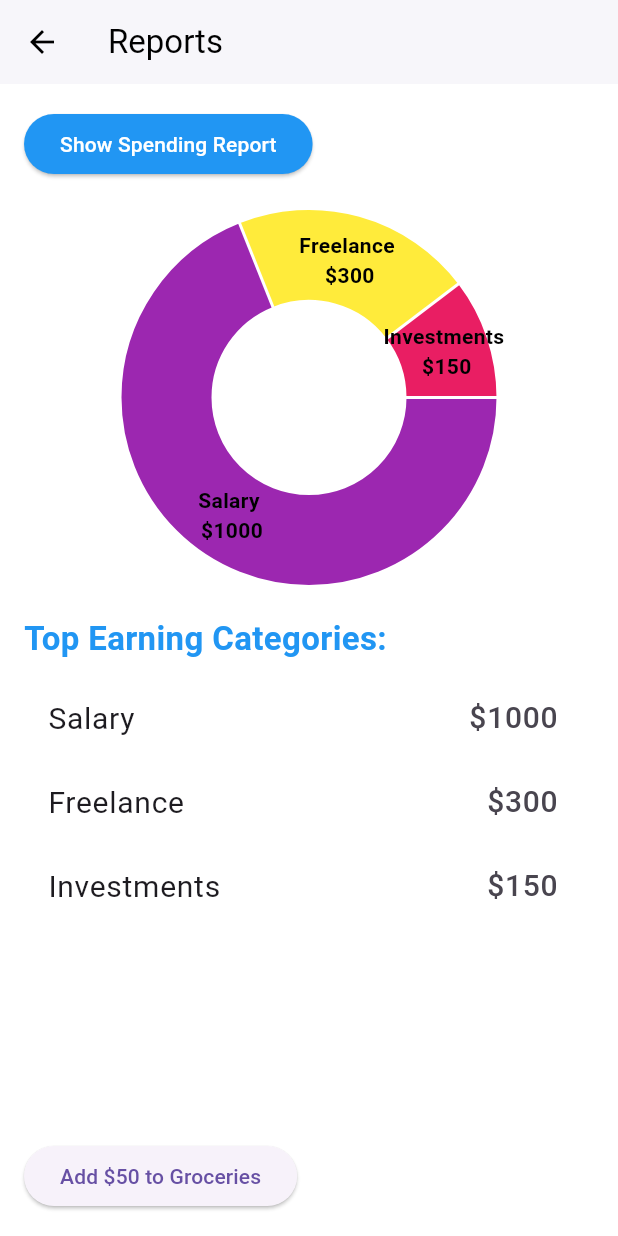
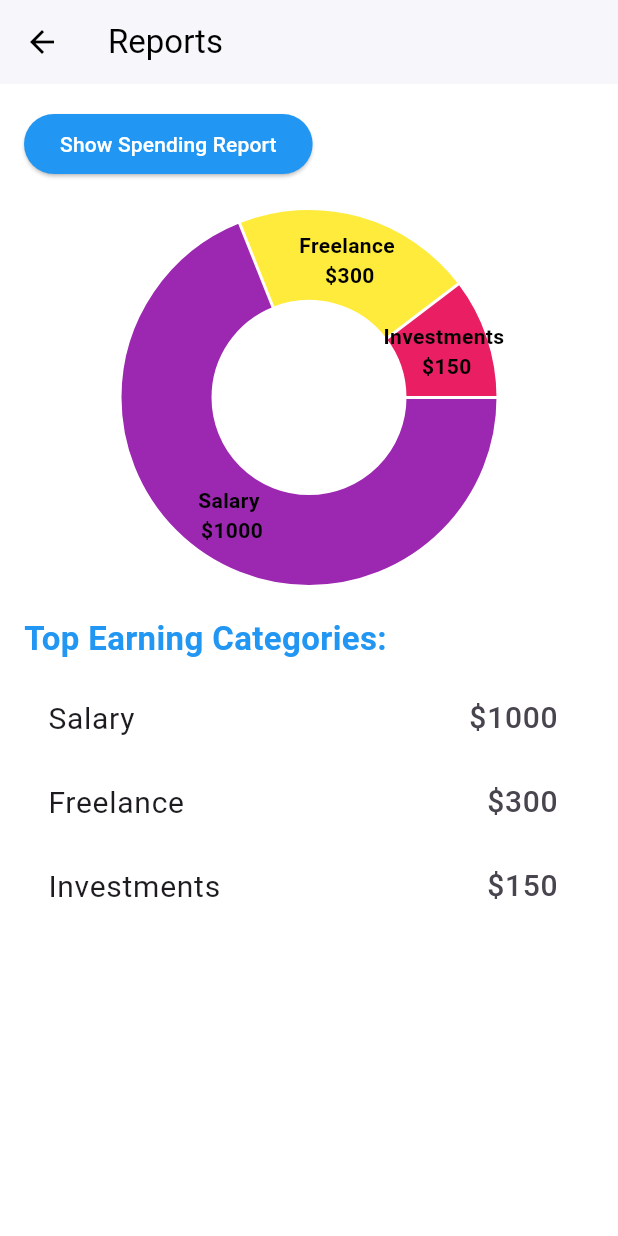
Before and after one commit to DannyM125/budgeting_app, a Flutter app: the ReportsPage screen opened directly, after a tap on "Show Income Report", on a phone screen of 412 x 824 dp. Run offline on Flutter 3.47's test engine with Material 3 defaults, Android fonts, the phone set to English and light mode, and no system bars; drawn by our look-alikes of fl_chart.

Commit message:
Revert "json stuff"
This reverts commit f47a93c1005aaec15e4f736caf7ba586bd10dddc.

```diff
--- a/lib/reports_page.dart
+++ b/lib/reports_page.dart
@@ -1,9 +1,7 @@
 import 'package:flutter/material.dart';
 import 'package:fl_chart/fl_chart.dart';
-import 'package:shared_preferences/shared_preferences.dart';
-import 'dart:convert';
+import 'utils/color_utils.dart';
 
-import 'utils/color_utils.dart';
 
 class ReportsPage extends StatefulWidget {
   const ReportsPage({super.key});
@@ -13,71 +11,20 @@ class ReportsPage extends StatefulWidget {
 }
 
 class _ReportsPageState extends State<ReportsPage> {
-  List<Map<String, dynamic>> spendingCategories = [];
-  List<Map<String, dynamic>> incomeCategories = [];
-  bool showSpending = true;
-
-  @override
-  void initState() {
-    super.initState();
-    _loadData();
-  }
-
-  @override
-  void dispose() {
-    _saveData();
-    super.dispose();
-  }
-
-  // Load data from SharedPreferences
-  Future<void> _loadData() async {
-    final prefs = await SharedPreferences.getInstance();
-    setState(() {
-      spendingCategories = _getStoredList(prefs, 'spendingCategories', [
+  final List<Map<String, dynamic>> spendingCategories = [
     {'category': 'Food', 'amount': 120},
     {'category': 'Transportation', 'amount': 60},
     {'category': 'Entertainment', 'amount': 80},
     {'category': 'Bills', 'amount': 200},
-      ]);
-      incomeCategories = _getStoredList(prefs, 'incomeCategories', [
+  ];//TODO MEGH JSON STUFF
+
+  final List<Map<String, dynamic>> incomeCategories = [
     {'category': 'Salary', 'amount': 1000},
     {'category': 'Freelance', 'amount': 300},
     {'category': 'Investments', 'amount': 150},
-      ]);
-    });
-  }
+  ];//TODO MEGH JSON STUFF
 
-  // Save data to SharedPreferences
-  Future<void> _saveData() async {
-    final prefs = await SharedPreferences.getInstance();
-    await prefs.setString('spendingCategories', jsonEncode(spendingCategories));
-    await prefs.setString('incomeCategories', jsonEncode(incomeCategories));
-  }
-
-  // Get stored list from SharedPreferences or default value
-  List<Map<String, dynamic>> _getStoredList(SharedPreferences prefs, String key, List<Map<String, dynamic>> defaultList) {
-    final String? jsonString = prefs.getString(key);
-    if (jsonString != null) {
-      return List<Map<String, dynamic>>.from(jsonDecode(jsonString));
-    }
-    return defaultList;
-  }
-
-  // Update a category by adding a new expense or income
-  void _updateCategory(String type, String categoryName, int amount) {
-    setState(() {
-      List<Map<String, dynamic>> categories = type == 'spending' ? spendingCategories : incomeCategories;
-      int index = categories.indexWhere((category) => category['category'] == categoryName);
-
-      if (index != -1) {
-        categories[index]['amount'] += amount;
-      } else {
-        categories.add({'category': categoryName, 'amount': amount});
-      }
-    });
-
-    _saveData(); // Save immediately after update
-  }
+  bool showSpending = true;
 
   @override
   Widget build(BuildContext context) {
@@ -136,13 +83,6 @@ class _ReportsPageState extends State<ReportsPage> {
                 },
               ),
             ),
-            const SizedBox(height: 20),
-            ElevatedButton(
-              onPressed: () {
-                _updateCategory('spending', 'Groceries', 50);
-              },
-              child: const Text("Add \$50 to Groceries"),
-            ),
           ],
         ),
       ),
@@ -163,7 +103,7 @@ class _ReportsPageState extends State<ReportsPage> {
         .toList();
   }
 
-  Color _getCategoryColor(String category) {
+  Color _getCategoryColor(String category) { //TODO MEGH JSON STUFF
     switch (category) {
       case 'Food':
         return Colors.orange;
@@ -179,8 +119,6 @@ class _ReportsPageState extends State<ReportsPage> {
         return Colors.yellow;
       case 'Investments':
         return Colors.pink;
-      case 'Groceries':
-        return Colors.brown;
       default:
         return Colors.grey;
     }
--- a/pubspec.yaml
+++ b/pubspec.yaml
@@ -37,8 +37,6 @@ dependencies:
   # The following adds the Cupertino Icons font to your application.
   # Use with the CupertinoIcons class for iOS style icons.
   cupertino_icons: ^1.0.6
-  path_provider: ^2.1.5
-  shared_preferences: ^2.3.3
 
 dev_dependencies:
   flutter_test:
```
Also changed, not shown: pubspec.lock, 1 other file. Lines whose indentation alone changed are shown as unchanged.
